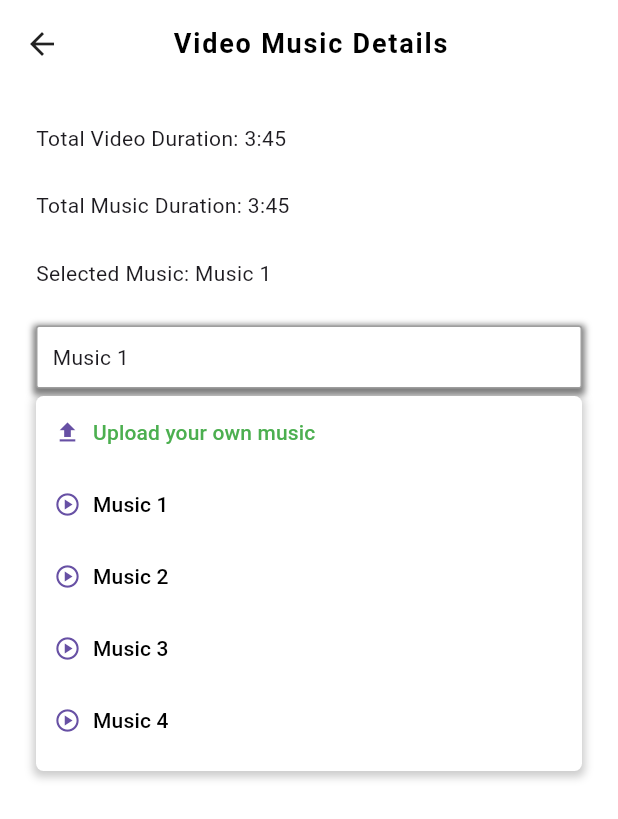
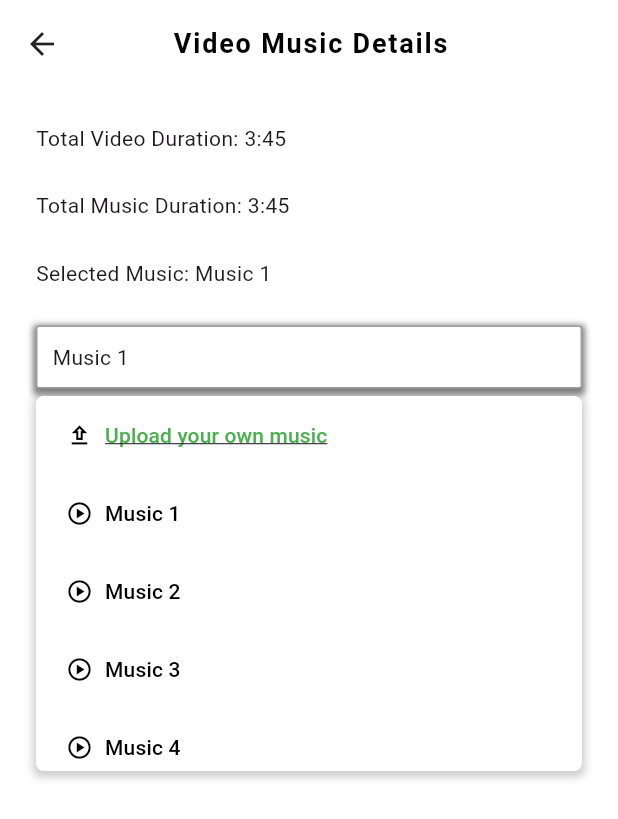
Before and after one commit to Amanbig/template, a Flutter app: the screen it shows after launch, after a tap on "Music 1", on a phone screen of 412 x 824 dp. Shown: the top 819 px of the screen. Run offline on Flutter 3.47's test engine with Material 3 defaults, Android fonts, the phone set to English and light mode, and no system bars; our stand-ins replace audioplayers, file_picker; missing offline and left inert: ffmpeg_kit_flutter; Roboto replaces fonts that are missing (Times New Roman).

Commit message:
Update drop_down.dart

```diff
--- a/lib/components/drop_down.dart
+++ b/lib/components/drop_down.dart
@@ -12,9 +12,11 @@ class DropDown extends StatelessWidget {
   const DropDown({Key? key}) : super(key: key);
 
   String generateRandomFileName() {
-    const chars = 'ABCDEFGHIJKLMNOPQRSTUVWXYZabcdefghijklmnopqrstuvwxyz0123456789';
+    const chars =
+        'ABCDEFGHIJKLMNOPQRSTUVWXYZabcdefghijklmnopqrstuvwxyz0123456789';
     Random rand = Random();
-    String randomString = List.generate(10, (index) => chars[rand.nextInt(chars.length)]).join();
+    String randomString =
+        List.generate(10, (index) => chars[rand.nextInt(chars.length)]).join();
     return 'audio_$randomString.mp3';
   }
 
@@ -43,11 +45,12 @@ class DropDown extends StatelessWidget {
 
         // Update selected music to the new one
         context.read<MusicState>().updateSelectedMusic(newMusic);
-        context.read<MusicState>().toggleDropdownVisibility();  // Close dropdown after file pick
+        context
+            .read<MusicState>()
+            .toggleDropdownVisibility(); // Close dropdown after file pick
       }
     }
   }
-
 
   @override
   Widget build(BuildContext context) {
@@ -109,25 +112,41 @@ class DropDown extends StatelessWidget {
                       return TextButton(
                         onPressed: () async {
                           if (index == 0) {
-                            await pickFile(context); // If it's the "Upload your own music", open file picker
+                            await pickFile(
+                                context); // If it's the "Upload your own music", open file picker
                           } else {
-                            musicState.updateSelectedMusic(item); // Update selected music
+                            musicState.updateSelectedMusic(
+                                item); // Update selected music
                           }
-                          musicState.toggleDropdownVisibility(); // Close dropdown
+                          musicState
+                              .toggleDropdownVisibility(); // Close dropdown
                         },
+                        child: Padding(
+                          padding: const EdgeInsets.all(8.0),
                           child: Row(
                             children: [
                               index == 0
-                                ? const Icon(Icons.upload)
-                                : const Icon(Icons.play_circle_outlined),
+                                  ? const Icon(
+                                      Icons.upload_outlined,
+                                      color: Colors.black,
+                                    )
+                                  : const Icon(
+                                      Icons.play_circle_outlined,
+                                      color: Colors.black,
+                                    ),
                               const SizedBox(width: 8),
                               Text(
                                 item.name,
                                 style: TextStyle(
-                                color: index == 0 ? Colors.green : Colors.black,
-                              ),
+                                    color: index == 0
+                                        ? Colors.green
+                                        : Colors.black,
+                                    decoration: index == 0
+                                        ? TextDecoration.underline
+                                        : TextDecoration.none),
                               ),
                             ],
+                          ),
                         ),
                       );
                     },
```
Lines whose indentation alone changed are shown as unchanged.
